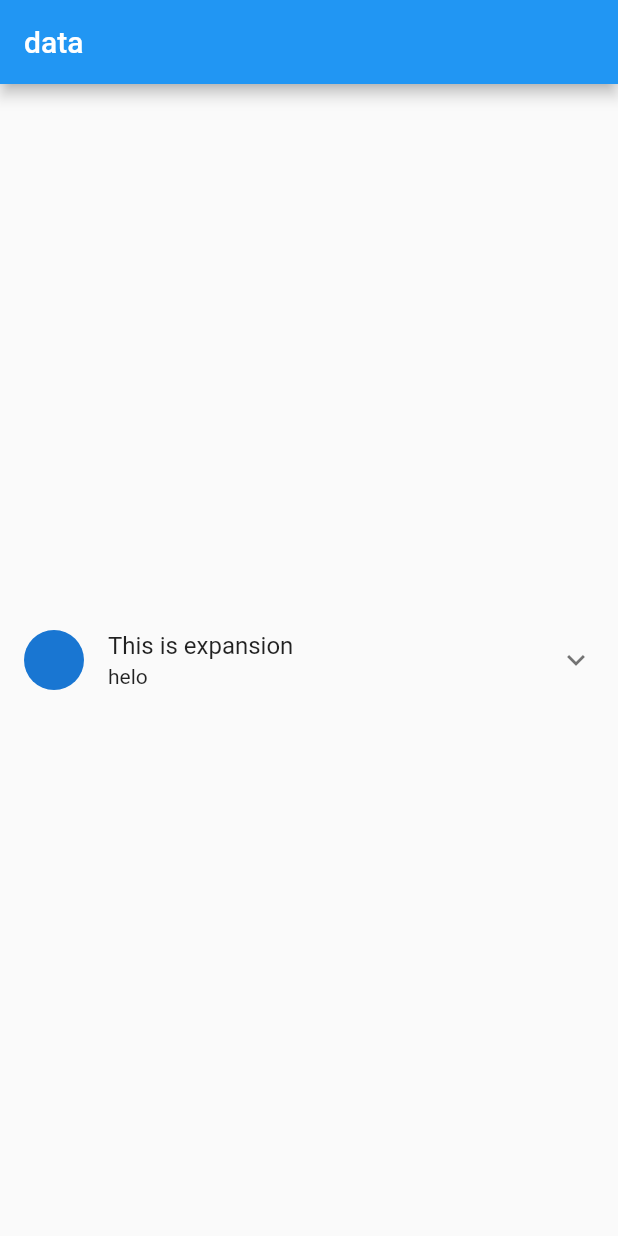
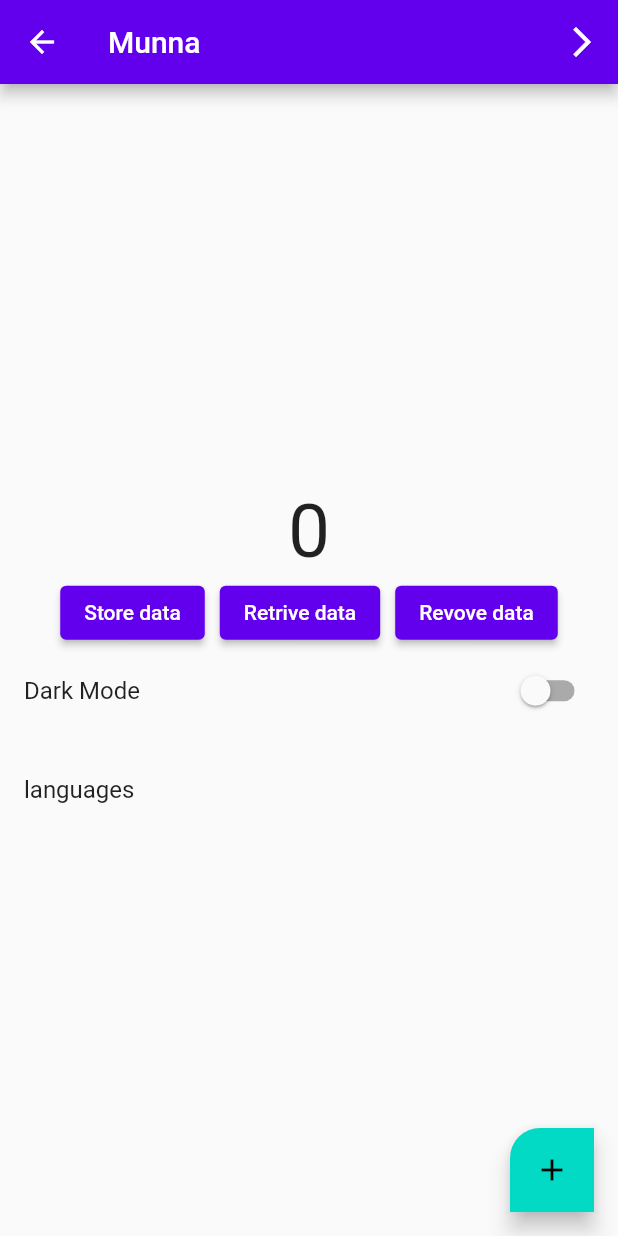
Before and after one commit to BulbulkhanMunna/Flutter_widgets, a Flutter app: the screen it shows after launch, on a phone screen of 412 x 824 dp. Run offline on Flutter 3.47's test engine with Material 2 defaults, Android fonts, the light colour scheme and no system bars; our stand-ins replace fluttertoast, get, get_storage, google_fonts.

Commit message:
second commit

```diff
--- /dev/null
+++ b/lib/app_languages.dart
@@ -0,0 +1,11 @@
+import 'package:get/get.dart';
+import 'package:navigationrail/languages/ban.dart';
+import 'package:navigationrail/languages/eng.dart';
+
+class AppLanguages extends Translations{
+  Map<String,Map<String,String>>get keys=>{
+    'en_US':eng,
+    'bn_BD':ban,
+
+  };
+}
--- /dev/null
+++ b/lib/app_theme.dart
@@ -0,0 +1,17 @@
+import 'package:flutter/material.dart';
+import 'package:google_fonts/google_fonts.dart';
+
+class AppTheme{
+  ThemeData lightTheme(context)=> ThemeData(
+    brightness: Brightness.light,
+    colorScheme: const ColorScheme.light(),
+    primarySwatch: Colors.blue,
+    //textTheme: GoogleFonts.poppinsTextTheme(Theme.of(context).textTheme.apply()),
+  );
+
+  ThemeData darkTheme(context)=> ThemeData(
+    colorScheme: const ColorScheme.dark(),
+    primarySwatch: Colors.amber,
+    //textTheme: GoogleFonts.poppinsTextTheme(Theme.of(context).textTheme.apply()),
+  );
+}
--- /dev/null
+++ b/lib/counterr.dart
@@ -0,0 +1,11 @@
+import 'package:flutter/material.dart';
+import 'package:get/state_manager.dart';
+
+class Counterr extends GetxController {
+  RxInt value = 0.obs;
+
+  counterData() {
+    value += 5;
+    print(value);
+  }
+}
--- /dev/null
+++ b/lib/languages/ban.dart
@@ -0,0 +1,5 @@
+Map<String,String>ban ={
+  "appName":'মুন্না',
+  "darkMode":'ডার্ক মুড',
+  "languages":"ভাষা"
+};
--- /dev/null
+++ b/lib/languages/eng.dart
@@ -0,0 +1,5 @@
+Map<String,String>eng = {
+  "appName": 'Munna',
+  "darkMode":'Dark Mode',
+  "language":"Languages"
+};
--- a/lib/main.dart
+++ b/lib/main.dart
@@ -1,43 +1,64 @@
 import 'package:flutter/material.dart';
+import 'package:get/instance_manager.dart';
+import 'package:get/route_manager.dart';
+import 'package:get_storage/get_storage.dart';
+
 import 'package:navigationrail/alertdialogBottomSheet.dart';
 import 'package:navigationrail/all_View.dart';
+import 'package:navigationrail/app_languages.dart';
+import 'package:navigationrail/app_theme.dart';
 import 'package:navigationrail/checkSwitchRadio.dart';
+import 'package:navigationrail/counterr.dart';
 import 'package:navigationrail/expansionTile.dart';
 import 'package:navigationrail/homeScreen.dart';
 import 'package:navigationrail/inkwell_gesture.dart';
+import 'package:navigationrail/providercal.dart';
+import 'package:navigationrail/route.dart';
 
+import 'package:provider/provider.dart';
 
-void main() {
-  runApp(const MyApp());
+void main() async{
+  WidgetsFlutterBinding.ensureInitialized();
+  await GetStorage.init();
+  runApp(MyApp());
 }
 
 class MyApp extends StatelessWidget {
-  const MyApp({super.key});
+  final Counterr counterr = Get.put(Counterr());
 
   // This widget is the root of your application.
   @override
   Widget build(BuildContext context) {
-    return MaterialApp(
+    return GetMaterialApp(
+      translations: AppLanguages(),
+      locale: Locale('en','US'),
+      fallbackLocale: Locale('en','US'),
       debugShowCheckedModeBanner: false,
       title: 'Learning Approach',
-      theme: ThemeData(primarySwatch: Colors.blue, brightness: Brightness.light),
-      home: Expan(),
+      theme:
+      AppTheme().lightTheme(context),
+      darkTheme: AppTheme().darkTheme(context),
+      themeMode: ThemeMode.system,
+
+
+          /*ThemeData(
+            primarySwatch: Colors.blue,
+            brightness: Brightness.light),*/
+            initialRoute: provider,
+            getPages: getPage,
+      home: providercl(),
     );
   }
 }
 
 class HomeScreen extends StatefulWidget {
-
-
   @override
   State<HomeScreen> createState() => _HomeScreenState();
-
-
 }
 
 class _HomeScreenState extends State<HomeScreen> {
   int _selectedIndex = 0;
-  final _pages =[
+  final _pages = [
     Container(
       color: Colors.amber,
       // child: Text('Home'),
@@ -45,17 +66,13 @@ class _HomeScreenState extends State<HomeScreen> {
     Container(
       //decoration: BoxDecoration(color: Colors.black),
       color: Colors.blue,
-
     ),
     Container(
       color: Colors.red,
-
     ),
     Container(
       color: Colors.green,
-
     ),
-
   ];
   @override
   Widget build(BuildContext context) {
@@ -66,14 +83,17 @@ class _HomeScreenState extends State<HomeScreen> {
       body: Row(
         children: [
           NavigationRail(
-            onDestinationSelected: (int index){
+            onDestinationSelected: (int index) {
               setState(() {
                 _selectedIndex = index;
               });
             },
             labelType: NavigationRailLabelType.all,
             elevation: 5,
-            leading: Image.asset('assets/im3.png',width: 45,),
+            leading: Image.asset(
+              'assets/im3.png',
+              width: 45,
+            ),
             destinations: [
               NavigationRailDestination(
                 icon: Icon(Icons.home),
@@ -91,7 +111,8 @@ class _HomeScreenState extends State<HomeScreen> {
                 icon: Icon(Icons.favorite),
                 label: Text('Favourite'),
               ),
-          ], selectedIndex: _selectedIndex,
+            ],
+            selectedIndex: _selectedIndex,
           ),
           Expanded(
             child: _pages[_selectedIndex],
--- /dev/null
+++ b/lib/providercal.dart
@@ -0,0 +1,145 @@
+import 'package:flutter/cupertino.dart';
+import 'package:flutter/material.dart';
+import 'package:flutter/src/widgets/framework.dart';
+import 'package:flutter/src/widgets/placeholder.dart';
+import 'package:get/get.dart';
+import 'package:get/get_core/src/get_main.dart';
+import 'package:get/get_state_manager/get_state_manager.dart';
+import 'package:get/instance_manager.dart';
+import 'package:get/route_manager.dart';
+import 'package:get_storage/get_storage.dart';
+import 'package:navigationrail/app_theme.dart';
+import 'package:navigationrail/counterr.dart';
+import 'package:navigationrail/route.dart';
+import 'package:provider/provider.dart';
+
+import 'another.dart';
+
+class providercl extends StatefulWidget {
+  const providercl({super.key});
+
+  @override
+  State<providercl> createState() => _providerclState();
+}
+
+class _providerclState extends State<providercl> {
+  RxBool darkMood = false.obs;
+
+//show dialog
+  Future changeLanguage(context) async {
+    return showDialog(
+        context: context,
+        builder: (context) => AlertDialog(
+              title: const Text('Select your language!'),
+              content: SizedBox(
+                height: 200,
+                child: Column(
+                  children: [
+                    TextButton(
+                        onPressed: () => Get.updateLocale(
+                              Locale('bn', 'BD'),
+                            ),
+                        child: const Text("Bangla")),
+                    SizedBox(
+                      width: 10,
+                    ),
+                    TextButton(
+                      onPressed: () => Get.updateLocale(
+                        Locale('en', 'US'),
+                      ),
+                      child: const Text("English"),
+                    ),
+                  ],
+                ),
+              ),
+            ));
+  }
+
+  String name = 'Munna';
+  final box = GetStorage();
+  final counterController = Get.find<Counterr>();
+  @override
+  Widget build(BuildContext context) {
+    return Scaffold(
+      appBar: AppBar(
+        title: Text(
+          'appName'.tr,
+          style: TextStyle(),
+        ),
+        actions: [
+          IconButton(
+              onPressed: () {
+                Get.toNamed(another);
+              },
+              icon: Icon(Icons.arrow_forward_ios))
+        ],
+      ),
+      body: Column(
+        mainAxisAlignment: MainAxisAlignment.center,
+        children: [
+          Center(
+            child: Obx(
+              () => Text(
+                counterController.value.value.toString(),
+                style: TextStyle(fontSize: 50),
+              ),
+            ),
+          ),
+          Row(
+            mainAxisAlignment: MainAxisAlignment.center,
+            children: [
+              ElevatedButton(
+                  onPressed: () {
+                    box.write('name', name);
+                  },
+                  child: Text('Store data')),
+              SizedBox(
+                width: 10,
+              ),
+              ElevatedButton(
+                  onPressed: () {
+                    print(box.read('name'));
+                  },
+                  child: Text('Retrive data')),
+              SizedBox(
+                width: 10,
+              ),
+              ElevatedButton(
+                  onPressed: () {
+                    print(box.remove('name'));
+                  },
+                  child: Text('Revove data')),
+            ],
+          ),
+          ListTile(
+              title: Text('darkMode'.tr),
+              trailing: Obx(
+                () => Switch(
+                    value: darkMood.value,
+                    onChanged: (bool value) {
+                      darkMood.value = value;
+                      Get.changeTheme(darkMood.value == false
+                          ? AppTheme().lightTheme(context)
+                          : AppTheme().darkTheme(context));
+                    }),
+              )),
+          SizedBox(
+            height: 10,
+          ),
+          ListTile(
+            title: Text('languages'.tr),
+            onTap: () => changeLanguage(context),
+          )
+        ],
+      ),
+      floatingActionButton: FloatingActionButton(
+        shape: RoundedRectangleBorder(
+            borderRadius: BorderRadius.only(topLeft: Radius.circular(20))),
+        onPressed: () => counterController.counterData(),
+        //Get.snackbar('Learning', 'Snack',),
+        // Get.defaultDialog(title: 'Learning'),
+        child: Icon(Icons.add),
+      ),
+    );
+  }
+}
--- /dev/null
+++ b/lib/route.dart
@@ -0,0 +1,26 @@
+import 'package:flutter/src/widgets/framework.dart';
+import 'package:flutter/src/widgets/placeholder.dart';
+import 'package:get/get_navigation/src/routes/get_route.dart';
+import 'package:navigationrail/providercal.dart';
+
+import 'all_View.dart';
+import 'another.dart';
+
+const String provider = '/providercal';
+const String another = '/another';
+const String allView = '/all_view';
+
+List<GetPage> getPage = [
+  GetPage(
+    name: provider,
+    page: () => providercl(),
+  ),
+  GetPage(
+    name: another,
+    page: () => Another(),
+  ),
+  GetPage(
+    name: allView,
+    page: () => AllView(),
+  ),
+];
--- a/pubspec.yaml
+++ b/pubspec.yaml
@@ -36,6 +36,10 @@ dependencies:
   # Use with the CupertinoIcons class for iOS style icons.
   cupertino_icons: ^1.0.2
   fluttertoast: ^8.1.3
+  provider: ^6.0.5
+  get: ^4.6.5
+  get_storage: ^2.0.3
+  google_fonts: ^4.0.3
 
 dev_dependencies:
   flutter_test:
```
Also changed, not shown: lib/another.dart (added, +28 -0 lines), pubspec.lock, 2 other files. Lines whose indentation alone changed are shown as unchanged.
